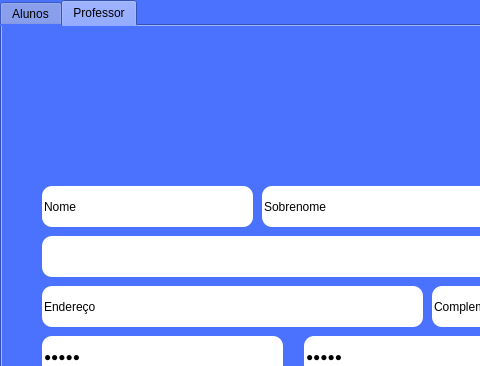
Above: cadastro-aluno-professores.ui from vitoradsp/academicsys before the change; both pictures show x 0 to 480 and y 0 to 366 of the 605 by 539 pixel window. Below: the same form after it.
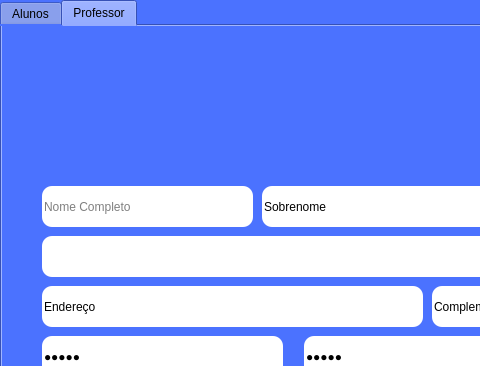
That is the form after the change. Icons and pictures are not drawn.

```diff
--- a/cadastro-aluno-professores.ui
+++ b/cadastro-aluno-professores.ui
@@ -546,6 +546,7 @@
         <underline>false</underline>
         <strikeout>false</strikeout>
         <stylestrategy>PreferDefault</stylestrategy>
+        <kerning>true</kerning>
        </font>
       </property>
       <property name="styleSheet">
@@ -554,11 +555,14 @@
 border-radius:10px</string>
       </property>
       <property name="text">
-       <string>Nome</string>
+       <string/>
       </property>
       <property name="echoMode">
        <enum>QLineEdit::Normal</enum>
       </property>
+      <property name="placeholderText">
+       <string>Nome Completo</string>
+      </property>
      </widget>
      <widget class="QLineEdit" name="inputcomplementoprofessor">
       <property name="geometry">
```
